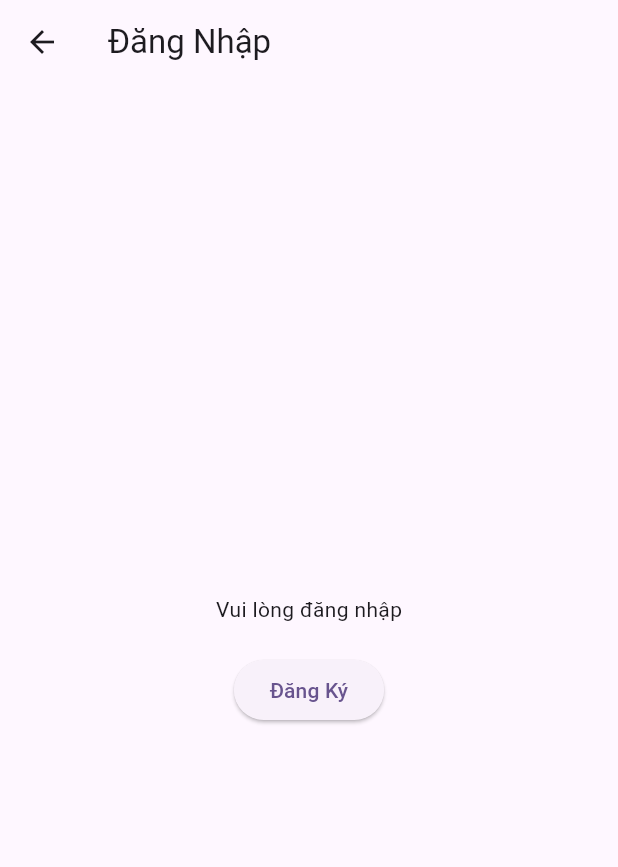
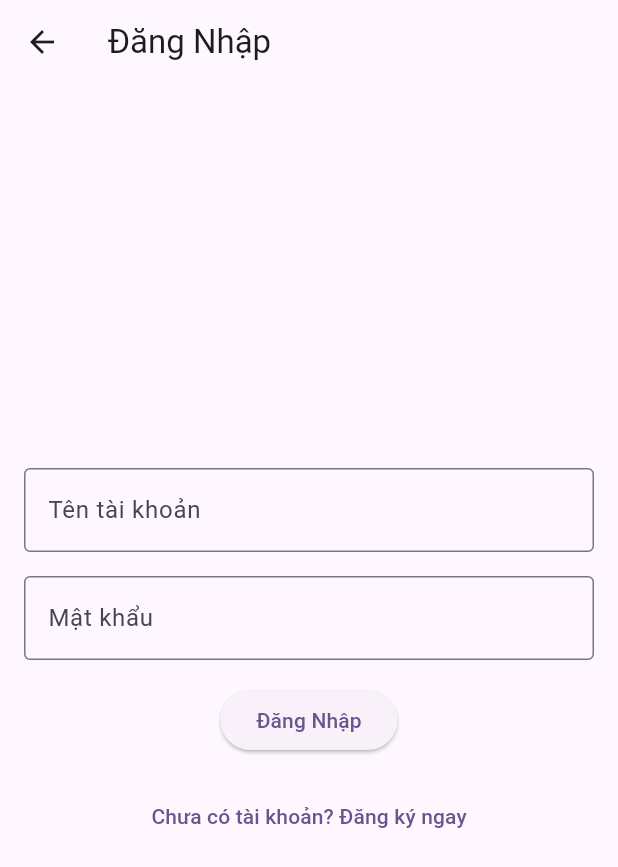
Before and after one commit to IzumiDKC/Flutter_Fashion-Shop, a Flutter app: the screen it shows after launch, item 4 of the bottom bar chosen, after a tap on "Đăng Nhập", on a phone screen of 412 x 824 dp. Shown: the top 867 px of the screen. Run offline on Flutter 3.47's test engine with Material 3 defaults, Android fonts, the phone set to English and light mode, and no system bars; our stand-ins replace dio; accounts and stored records are empty; network calls fail.

Commit message:
Lỗi khi login, sẽ fix sau

```diff
--- a/lib/api/api_client.dart
+++ b/lib/api/api_client.dart
@@ -8,17 +8,16 @@ import '../models/Category.dart';
 class ApiClient {
   static final Dio dio = Dio(
     BaseOptions(
-      baseUrl: "https://bed4-2402-800-6318-920d-5d77-510b-bea0-61b3.ngrok-free.app/",
+      baseUrl: "https://fd33-2402-800-6319-94d5-5c9a-4133-4378-8bc6.ngrok-free.app/",
       connectTimeout: 5000,
       receiveTimeout: 3000,
     ),
   );
 
-  // Auth Interceptor: Adds Authorization header if token is available
+  static String? token; // Để lưu token
+
   static final authInterceptor = InterceptorsWrapper(
     onRequest: (options, handler) {
-      String? token =
-          ""; // Retrieve token from storage or global state
       if (token != null) {
         options.headers['Authorization'] = 'Bearer $token';
       }
@@ -81,15 +80,25 @@ class ApiClient {
     }
   }
 
-  // Login method
-  Future<void> login(LoginRequest request) async {
+  Future<Response> login(LoginRequest request) async {
     try {
       final response = await dio.post("api/auth/login", data: request.toJson());
-      // Handle login response
+
+      // Lấy token và userId từ phản hồi
+      token = response.data['token'];
+      String userId = response.data['userId']; // Giả sử userId có trong phản hồi
+
+      print("Login success: Token: $token, UserId: $userId");
+
+      return response;  // Trả về response chứa token và các thông tin khác
     } catch (e) {
       throw Exception("Error during POST login request: $e");
     }
   }
+
+
+
+
 
   // Register method
   Future<void> register(RegisterRequest request) async {
--- a/lib/main.dart
+++ b/lib/main.dart
@@ -1,9 +1,9 @@
+import 'package:flutter/material.dart';
+import 'package:fb88/screens/ProductScreen.dart';
+import 'package:fb88/screens/SearchScreen.dart';
 import 'package:fb88/screens/CartScreen.dart';
-import 'package:fb88/screens/ProductScreen.dart';
 import 'package:fb88/screens/ProfileScreen.dart';
-import 'package:fb88/screens/SearchScreen.dart';
-import 'package:flutter/material.dart';
-import 'package:flutter_animate/flutter_animate.dart';
+import 'package:fb88/screens/LoginScreen.dart';
 
 void main() {
   runApp(const MyApp());
@@ -15,7 +15,7 @@ class MyApp extends StatelessWidget {
   @override
   Widget build(BuildContext context) {
     return MaterialApp(
-      title: 'Flutter Animate Demo',
+      title: 'Flutter App',
       theme: ThemeData(
         colorScheme: ColorScheme.fromSeed(seedColor: Colors.deepPurple),
         useMaterial3: true,
@@ -34,7 +34,7 @@ class MainScreen extends StatefulWidget {
 
 class _MainScreenState extends State<MainScreen> {
   int _currentIndex = 0;
-  bool _isLoggedIn = false; // Quản lý trạng thái đăng nhập.
+  bool _isLoggedIn = false;
 
   late final List<Widget> _screens;
 
@@ -45,7 +45,7 @@ class _MainScreenState extends State<MainScreen> {
       const ProductScreen(),
       const SearchScreen(),
       const CartScreen(),
-      ProfileScreen(isLoggedIn: _isLoggedIn),
+      ProfileScreen(isLoggedIn: _isLoggedIn, onLoginSuccess: _updateLoginStatus),
     ];
   }
 
@@ -64,7 +64,6 @@ class _MainScreenState extends State<MainScreen> {
   @override
   Widget build(BuildContext context) {
     return Scaffold(
-      // Body sẽ là màn hình hiện tại theo _currentIndex
       body: _screens[_currentIndex],
       bottomNavigationBar: BottomNavigationBar(
         currentIndex: _currentIndex,
@@ -93,22 +92,3 @@ class _MainScreenState extends State<MainScreen> {
     );
   }
 }
-
-
-
-
-class ScreenThree extends StatelessWidget {
-  const ScreenThree({super.key});
-
-  @override
-  Widget build(BuildContext context) {
-    return Scaffold(
-      appBar: AppBar(
-        title: const Text('Search'),
-      ),
-      body: const Center(
-        child: Text('This is the Search screen!'),
-      ),
-    );
-  }
-}
--- a/lib/screens/LoginScreen.dart
+++ b/lib/screens/LoginScreen.dart
@@ -1,34 +1,120 @@
+import 'package:dio/dio.dart';
 import 'package:flutter/material.dart';
-import 'RegisterScreen.dart';
-import 'ProductScreen.dart';
+import 'package:fb88/api/api_client.dart';
+import 'package:fb88/models/AuthModels.dart';
+import 'package:fb88/screens/RegisterScreen.dart';
 
-class LoginScreen extends StatelessWidget {
+class LoginScreen extends StatefulWidget {
+  final Function(bool) onLoginSuccess;
+
+  const LoginScreen({super.key, required this.onLoginSuccess});
+
+  @override
+  _LoginScreenState createState() => _LoginScreenState();
+}
+
+class _LoginScreenState extends State<LoginScreen> {
+  final _usernameController = TextEditingController();
+  final _passwordController = TextEditingController();
+  bool _isLoading = false;
+
+  Future<void> login(String username, String password) async {
+    setState(() {
+      _isLoading = true;
+    });
+
+    try {
+      final request = LoginRequest(username: username, password: password);
+
+      // Call the API to login
+      final response = await ApiClient().login(request);
+
+      // Log the response to check for token
+      print("Login response: ${response.data}");
+
+      final token = response.data['token'];
+      print("Token received: $token");
+
+      // Update login status
+      widget.onLoginSuccess(true);
+      print("Login success, updating status to true");
+
+      // Navigate back to ProfileScreen
+      Navigator.pop(context);
+    } catch (e) {
+      print("Login error: $e");
+      ScaffoldMessenger.of(context).showSnackBar(
+        SnackBar(content: Text("Đăng nhập thất bại. Vui lòng thử lại.")),
+      );
+    } finally {
+      setState(() {
+        _isLoading = false;
+      });
+    }
+  }
+
+
   @override
   Widget build(BuildContext context) {
     return Scaffold(
       appBar: AppBar(
-        title: Text("Đăng Nhập"),
+        title: const Text("Đăng Nhập"),
         leading: IconButton(
-          icon: Icon(Icons.arrow_back),
+          icon: const Icon(Icons.arrow_back),
           onPressed: () {
             Navigator.pop(context);
           },
         ),
       ),
-      body: Center(
+      body: Padding(
+        padding: const EdgeInsets.all(16.0),
         child: Column(
           mainAxisAlignment: MainAxisAlignment.center,
           children: [
-            Text("Vui lòng đăng nhập"),
-            SizedBox(height: 20),
-            ElevatedButton(
+            TextField(
+              controller: _usernameController,
+              decoration: const InputDecoration(
+                labelText: "Tên tài khoản",
+                border: OutlineInputBorder(),
+              ),
+            ),
+            const SizedBox(height: 16),
+            TextField(
+              controller: _passwordController,
+              obscureText: true,
+              decoration: const InputDecoration(
+                labelText: "Mật khẩu",
+                border: OutlineInputBorder(),
+              ),
+            ),
+            const SizedBox(height: 16),
+            _isLoading
+                ? const CircularProgressIndicator()
+                : ElevatedButton(
+              onPressed: () {
+                final username = _usernameController.text.trim();
+                final password = _passwordController.text.trim();
+
+                if (username.isEmpty || password.isEmpty) {
+                  ScaffoldMessenger.of(context).showSnackBar(
+                    const SnackBar(content: Text("Vui lòng điền đầy đủ thông tin.")),
+                  );
+                  return;
+                }
+
+                login(username, password);
+              },
+              child: const Text("Đăng Nhập"),
+            ),
+            const SizedBox(height: 16),
+            TextButton(
               onPressed: () {
                 Navigator.push(
                   context,
                   MaterialPageRoute(builder: (context) => RegisterScreen()),
                 );
               },
-              child: Text("Đăng Ký"),
+              child: const Text("Chưa có tài khoản? Đăng ký ngay"),
             ),
           ],
         ),
--- a/lib/screens/ProfileScreen.dart
+++ b/lib/screens/ProfileScreen.dart
@@ -1,10 +1,28 @@
 import 'package:flutter/material.dart';
 import 'LoginScreen.dart';
 
-class ProfileScreen extends StatelessWidget {
+class ProfileScreen extends StatefulWidget {
   final bool isLoggedIn;
+  final Function(bool) onLoginSuccess;
 
-  ProfileScreen({required this.isLoggedIn});
+  ProfileScreen({required this.isLoggedIn, required this.onLoginSuccess});
+
+  @override
+  _ProfileScreenState createState() => _ProfileScreenState();
+}
+
+class _ProfileScreenState extends State<ProfileScreen> {
+  String userName = "";
+
+  @override
+  void initState() {
+    super.initState();
+    if (widget.isLoggedIn) {
+      setState(() {
+        userName = "User đã đăng nhập"; // Can replace with actual username from token if available
+      });
+    }
+  }
 
   @override
   Widget build(BuildContext context) {
@@ -13,10 +31,20 @@ class ProfileScreen extends StatelessWidget {
         title: const Text("Hồ Sơ"),
       ),
       body: Center(
-        child: isLoggedIn
-            ? const Text(
-          "Chào mừng đến trang Hồ Sơ",
-          style: TextStyle(fontSize: 18),
+        child: widget.isLoggedIn
+            ? Column(
+          mainAxisAlignment: MainAxisAlignment.center,
+          children: [
+            Text(
+              "Xin chào, $userName",
+              style: TextStyle(fontSize: 18),
+            ),
+            const SizedBox(height: 20),
+            const Text(
+              "Chào mừng đến trang Hồ Sơ",
+              style: TextStyle(fontSize: 18),
+            ),
+          ],
         )
             : Column(
           mainAxisAlignment: MainAxisAlignment.center,
@@ -30,7 +58,9 @@ class ProfileScreen extends StatelessWidget {
               onPressed: () {
                 Navigator.push(
                   context,
-                  MaterialPageRoute(builder: (context) => LoginScreen()),
+                  MaterialPageRoute(
+                    builder: (context) => LoginScreen(onLoginSuccess: widget.onLoginSuccess),
+                  ),
                 );
               },
               child: const Text("Đăng Nhập"),
--- a/pubspec.yaml
+++ b/pubspec.yaml
@@ -15,11 +15,13 @@ dependencies:
   flutter:
     sdk: flutter
 
-
   cupertino_icons: ^1.0.8
   dio: ^4.0.1          # HTTP client
   retrofit: ^2.0.0     # Retrofit adapter
   json_annotation: ^4.8.0 # JSON
+  jwt_decoder: ^2.0.1
+
+
 
 dev_dependencies:
   flutter_test:
```
Also changed, not shown: pubspec.lock.
